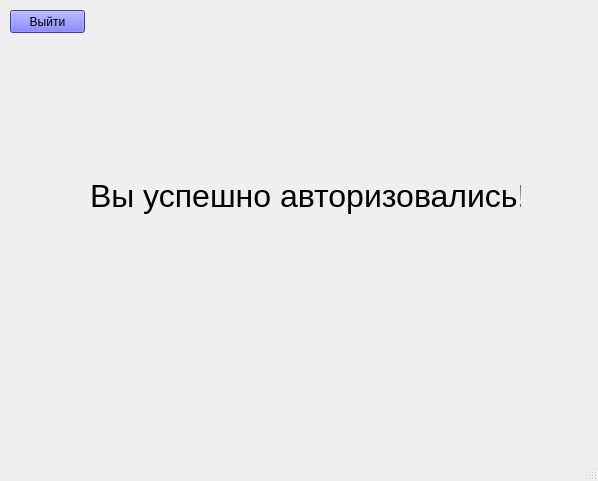
The window that kabinet.ui (j3glove/course2_lab3) describes before a commit, drawn with Qt 5.
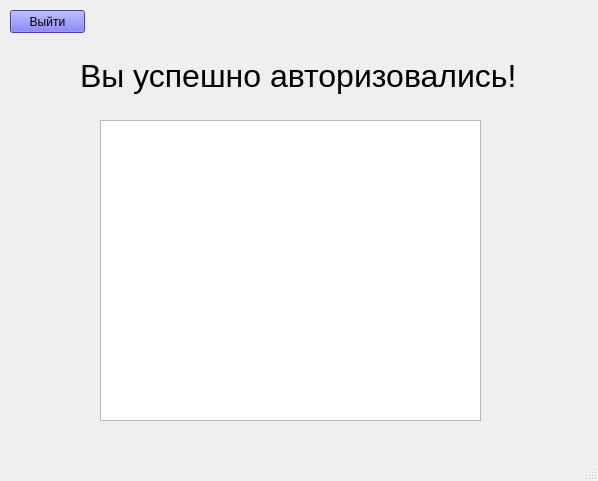
The same window after the commit.

Commit message: Корректировка формы

Diff of the .ui file:
```diff
--- a/kabinet.ui
+++ b/kabinet.ui
@@ -17,9 +17,9 @@
    <widget class="QLabel" name="label">
     <property name="geometry">
      <rect>
-      <x>90</x>
-      <y>120</y>
-      <width>431</width>
+      <x>80</x>
+      <y>0</y>
+      <width>461</width>
       <height>151</height>
      </rect>
     </property>
@@ -49,6 +49,16 @@
      <string>Выйти</string>
     </property>
    </widget>
+   <widget class="QListWidget" name="listWidget">
+    <property name="geometry">
+     <rect>
+      <x>100</x>
+      <y>120</y>
+      <width>381</width>
+      <height>301</height>
+     </rect>
+    </property>
+   </widget>
   </widget>
   <widget class="QMenuBar" name="menubar">
    <property name="geometry">
```
The commit also changes 2 other files.
